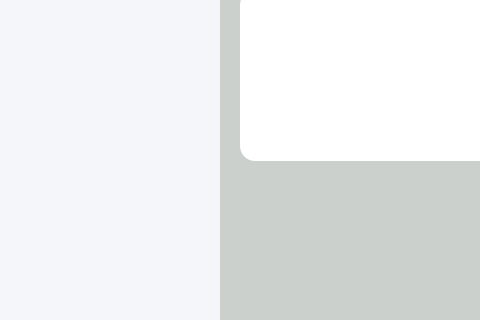
Old version of the form Real-Estate-Portal/Home.ui in the repository RamyNasser4/Real-Estate-Portal; both pictures show x 0 to 480 and y 400 to 720 of the 1019 by 720 pixel window.
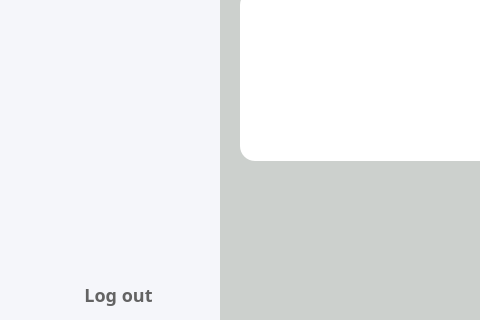
New version of the form. The open tabs and pages were chosen to show the change. Icons and pictures are not drawn.

Patch:
```diff
--- a/Real-Estate-Portal/Home.ui
+++ b/Real-Estate-Portal/Home.ui
@@ -214,6 +214,67 @@
      </property>
     </widget>
    </widget>
+   <widget class="QWidget" name="widget_6" native="true">
+    <property name="geometry">
+     <rect>
+      <x>10</x>
+      <y>670</y>
+      <width>219</width>
+      <height>50</height>
+     </rect>
+    </property>
+    <property name="styleSheet">
+     <string notr="true">/*QWidget:hover{
+background-color:#407BFF;
+}
+QPushButton:hover{
+background-color:#407BFF;
+background-image: url(:/Assets/menu.png);
+color:white;
+}*/</string>
+    </property>
+    <widget class="QPushButton" name="pushButton_6">
+     <property name="geometry">
+      <rect>
+       <x>18</x>
+       <y>0</y>
+       <width>201</width>
+       <height>50</height>
+      </rect>
+     </property>
+     <property name="minimumSize">
+      <size>
+       <width>0</width>
+       <height>50</height>
+      </size>
+     </property>
+     <property name="styleSheet">
+      <string notr="true">QPushButton{
+	background-image: url(:/Assets/logoutGrey32.png);
+background-repeat:no-repeat;
+background-position:left center;
+}
+/*QPushButton:hover{
+	background-image: url(:/Assets/menu.png);
+}*/</string>
+     </property>
+     <property name="text">
+      <string>Log out</string>
+     </property>
+     <property name="iconSize">
+      <size>
+       <width>36</width>
+       <height>36</height>
+      </size>
+     </property>
+     <property name="shortcut">
+      <string/>
+     </property>
+     <property name="flat">
+      <bool>false</bool>
+     </property>
+    </widget>
+   </widget>
   </widget>
   <widget class="QStackedWidget" name="stackedWidget">
    <property name="geometry">
```
Left out of the diff: 15 changed lines with no effect on the pictures.
